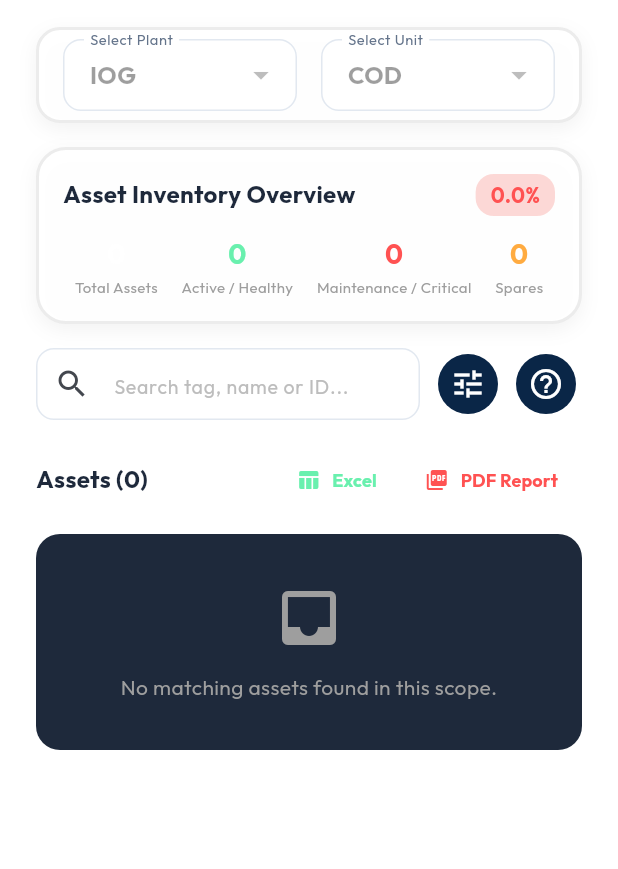
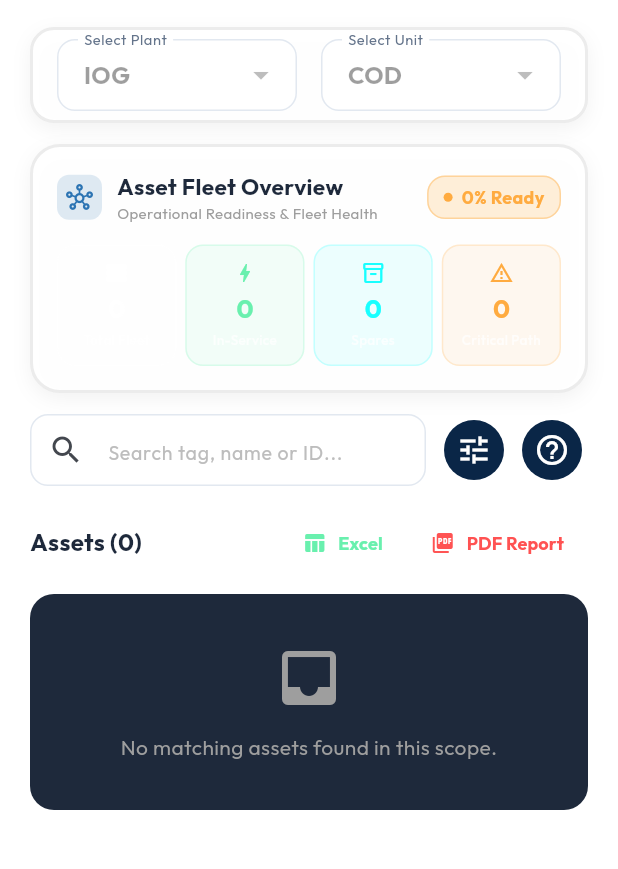
Before and after one commit to aswathcp/assetpulse-pro, a Flutter app: the AssetsTab screen opened directly, on a phone screen of 412 x 824 dp, the part 69-938 px from its top. Run offline on Flutter 3.47's test engine with Material 3 defaults, Android fonts, the phone set to English and light mode, and no system bars; drawn by our look-alikes of flutter_animate; our stand-ins replace cloud_firestore, file_picker, firebase_auth, firebase_core, fl_chart, geolocator and 8 more; missing offline and left inert: dart:html, excel, mobile_scanner, nfc_manager, nfc_manager_ndef; accounts and stored records are empty.

Commit message:
feat(assets): optimize fleet overview card metrics, fix replace-with-spare dropdown overflow, and eliminate nested ListView scrolling

```diff
--- a/lib/core/services/firestore_service.dart
+++ b/lib/core/services/firestore_service.dart
@@ -342,16 +342,22 @@ class FirestoreService {
     if (masterEquipmentId.isEmpty) return const Stream.empty();
     return _db.collection('fault_logs')
         .where('masterEquipmentId', isEqualTo: masterEquipmentId)
-        .orderBy('reportedAt', descending: true)
         .snapshots()
-        .map((s) => s.docs.map((d) => FaultLogModel.fromMap(d.data(), d.id)).toList());
+        .map((s) {
+          final list = s.docs.map((d) => FaultLogModel.fromMap(d.data(), d.id)).toList();
+          list.sort((a, b) => b.reportedAt.compareTo(a.reportedAt));
+          return list;
+        });
   }
 
   Stream<List<FaultLogModel>> getAllFaultLogsStream() {
     return _db.collection('fault_logs')
-        .orderBy('reportedAt', descending: true)
         .snapshots()
-        .map((s) => s.docs.map((d) => FaultLogModel.fromMap(d.data(), d.id)).toList());
+        .map((s) {
+          final list = s.docs.map((d) => FaultLogModel.fromMap(d.data(), d.id)).toList();
+          list.sort((a, b) => b.reportedAt.compareTo(a.reportedAt));
+          return list;
+        });
   }
 
   // Generic Batch Save for Bulk Upload
--- a/lib/features/assets/presentation/pages/asset_detail_page.dart
+++ b/lib/features/assets/presentation/pages/asset_detail_page.dart
@@ -972,10 +972,15 @@ class _AssetDetailPageState extends State<AssetDetailPage> {
                       style: TextStyle(color: Theme.of(context).colorScheme.onSurfaceVariant, fontSize: 13)),
                   const SizedBox(height: 16),
                   DropdownButtonFormField<AssetModel>(
+                    isExpanded: true,
                     dropdownColor: Theme.of(context).colorScheme.surface,
                     value: selectedSpare,
                     style: TextStyle(color: Theme.of(context).colorScheme.onSurface),
-                    decoration: const InputDecoration(labelText: 'Select Spare Asset', border: OutlineInputBorder()),
+                    decoration: const InputDecoration(
+                      labelText: 'Select Spare Asset',
+                      border: OutlineInputBorder(),
+                      contentPadding: EdgeInsets.symmetric(horizontal: 12, vertical: 14),
+                    ),
                     items: spares.map((s) {
                       final isDirectMatch = s.applicableParentEquipmentIds?.contains(asset.masterEquipmentId) ?? false;
                       return DropdownMenuItem<AssetModel>(
@@ -983,10 +988,21 @@ class _AssetDetailPageState extends State<AssetDetailPage> {
                         child: Text(
                           '${s.tagNo} - ${s.name} ${isDirectMatch ? "⭐ [Assigned Spare]" : ""}',
                           overflow: TextOverflow.ellipsis,
+                          maxLines: 1,
                           style: TextStyle(fontWeight: isDirectMatch ? FontWeight.bold : FontWeight.normal, fontSize: 12),
                         ),
                       );
                     }).toList(),
+                    selectedItemBuilder: (context) {
+                      return spares.map((s) {
+                        return Text(
+                          '${s.tagNo} - ${s.name}',
+                          overflow: TextOverflow.ellipsis,
+                          maxLines: 1,
+                          style: const TextStyle(fontSize: 12, fontWeight: FontWeight.bold),
+                        );
+                      }).toList();
+                    },
                     onChanged: (v) {
                       setDialogState(() {
                         selectedSpare = v;
--- a/lib/features/assets/presentation/pages/assets_tab.dart
+++ b/lib/features/assets/presentation/pages/assets_tab.dart
@@ -299,12 +299,13 @@ class _AssetsTabState extends State<AssetsTab> {
     );
   }
 
-  // --- KPI STATS ---
+  // --- ASSET FLEET OPERATIONAL METRICS (ISO 55000) ---
   int get _totalAssets => _assets.length;
   int get _activeCount => _assets.where((a) => a.status == AssetStatus.active).length;
-  int get _maintenanceCount => _assets.where((a) => a.status == AssetStatus.underMaintenance || a.isCritical).length;
   int get _spareCount => _assets.where((a) => a.status == AssetStatus.spare).length;
-  double get _activeRate => _totalAssets == 0 ? 0.0 : (_activeCount / _totalAssets) * 100;
+  int get _maintenanceCount => _assets.where((a) => a.status == AssetStatus.underMaintenance).length;
+  int get _criticalCount => _assets.where((a) => a.isCritical).length;
+  double get _fleetReadiness => _totalAssets == 0 ? 0.0 : ((_activeCount + _spareCount) / _totalAssets) * 100;
 
   // --- EXCEL REPORT EXPORT ---
   Future<void> _exportExcelReport() async {
@@ -582,7 +583,7 @@ class _AssetsTabState extends State<AssetsTab> {
         maxWidth: 1320,
         child: SingleChildScrollView(
           physics: const ClampingScrollPhysics(),
-          padding: const EdgeInsets.fromLTRB(24, 8, 24, 70),
+          padding: const EdgeInsets.fromLTRB(20, 8, 20, 24),
           child: Column(
             crossAxisAlignment: CrossAxisAlignment.stretch,
             children: [
@@ -651,47 +652,97 @@ class _AssetsTabState extends State<AssetsTab> {
                   ),
                 ),
               ).animate().fadeIn(duration: 300.ms),
-              const SizedBox(height: 16),
+              const SizedBox(height: 14),
 
-              // 2. Metrics Overview Dashboard Card (Matching Screenshot)
+              // 2. Metrics Overview Dashboard Card (Optimized for Plant Asset Fleet Management)
               GlassContainer(
                 borderRadius: 20,
                 child: Padding(
                   padding: const EdgeInsets.all(16),
                   child: Column(
+                    crossAxisAlignment: CrossAxisAlignment.start,
                     children: [
                       Row(
                         mainAxisAlignment: MainAxisAlignment.spaceBetween,
                         children: [
-                          const Text('Asset Inventory Overview', style: TextStyle(fontWeight: FontWeight.bold, fontSize: 16)),
+                          Row(
+                            children: [
+                              Container(
+                                padding: const EdgeInsets.all(6),
+                                decoration: BoxDecoration(
+                                  color: AppColors.accent.withValues(alpha: 0.15),
+                                  borderRadius: BorderRadius.circular(8),
+                                ),
+                                child: const Icon(Icons.hub_outlined, color: AppColors.accent, size: 18),
+                              ),
+                              const SizedBox(width: 10),
+                              const Column(
+                                crossAxisAlignment: CrossAxisAlignment.start,
+                                children: [
+                                  Text('Asset Fleet Overview', style: TextStyle(fontWeight: FontWeight.bold, fontSize: 15)),
+                                  Text('Operational Readiness & Fleet Health', style: TextStyle(fontSize: 10, color: Colors.grey)),
+                                ],
+                              ),
+                            ],
+                          ),
                           Container(
-                            padding: const EdgeInsets.symmetric(horizontal: 10, vertical: 4),
+                            padding: const EdgeInsets.symmetric(horizontal: 10, vertical: 5),
                             decoration: BoxDecoration(
-                              color: _activeRate >= 80.0 ? Colors.green.withValues(alpha: 0.2) : Colors.red.withValues(alpha: 0.2),
+                              color: _fleetReadiness >= 85.0 ? Colors.green.withValues(alpha: 0.15) : Colors.orange.withValues(alpha: 0.15),
                               borderRadius: BorderRadius.circular(12),
+                              border: Border.all(
+                                color: _fleetReadiness >= 85.0 ? Colors.greenAccent.withValues(alpha: 0.4) : Colors.orangeAccent.withValues(alpha: 0.4),
+                              ),
                             ),
-                            child: Text(
-                              '${_activeRate.toStringAsFixed(1)}%',
-                              style: TextStyle(fontWeight: FontWeight.bold, color: _activeRate >= 80.0 ? Colors.greenAccent : Colors.redAccent),
+                            child: Row(
+                              mainAxisSize: MainAxisSize.min,
+                              children: [
+                                Container(
+                                  width: 6,
+                                  height: 6,
+                                  decoration: BoxDecoration(
+                                    color: _fleetReadiness >= 85.0 ? Colors.greenAccent : Colors.orangeAccent,
+                                    shape: BoxShape.circle,
+                                  ),
+                                ),
+                                const SizedBox(width: 6),
+                                Text(
+                                  '${_fleetReadiness.toStringAsFixed(0)}% Ready',
+                                  style: TextStyle(
+                                    fontWeight: FontWeight.bold,
+                                    fontSize: 12,
+                                    color: _fleetReadiness >= 85.0 ? Colors.greenAccent : Colors.orangeAccent,
+                                  ),
+                                ),
+                              ],
                             ),
                           ),
                         ],
                       ),
-                      const SizedBox(height: 12),
+                      const SizedBox(height: 14),
                       Row(
-                        mainAxisAlignment: MainAxisAlignment.spaceAround,
                         children: [
-                          _buildStatItem('Total Assets', '$_totalAssets', Colors.white),
-                          _buildStatItem('Active / Healthy', '$_activeCount', Colors.greenAccent),
-                          _buildStatItem('Maintenance / Critical', '$_maintenanceCount', Colors.redAccent),
-                          _buildStatItem('Spares', '$_spareCount', Colors.orangeAccent),
+                          Expanded(child: _buildStatItem('Total Fleet', '$_totalAssets', Colors.white, Icons.storage_outlined)),
+                          const SizedBox(width: 6),
+                          Expanded(child: _buildStatItem('In-Service', '$_activeCount', Colors.greenAccent, Icons.bolt_outlined)),
+                          const SizedBox(width: 6),
+                          Expanded(child: _buildStatItem('Spares', '$_spareCount', Colors.cyanAccent, Icons.inventory_2_outlined)),
+                          const SizedBox(width: 6),
+                          Expanded(
+                            child: _buildStatItem(
+                              _maintenanceCount > 0 ? 'Maintenance' : 'Critical Path',
+                              _maintenanceCount > 0 ? '$_maintenanceCount' : '$_criticalCount',
+                              _maintenanceCount > 0 ? Colors.redAccent : Colors.orangeAccent,
+                              _maintenanceCount > 0 ? Icons.build_circle_outlined : Icons.warning_amber_outlined,
+                            ),
+                          ),
                         ],
                       ),
                     ],
                   ),
                 ),
               ).animate().fadeIn(duration: 350.ms),
-              const SizedBox(height: 16),
+              const SizedBox(height: 14),
 
               // 3. Search Bar & Filter [tune] / Help [?] / Settings [gear] Buttons
               Row(
@@ -752,7 +803,7 @@ class _AssetsTabState extends State<AssetsTab> {
                   ],
                 ],
               ).animate().fadeIn(duration: 400.ms),
-              const SizedBox(height: 16),
+              const SizedBox(height: 14),
 
               // 4. Header Row with Title & Excel / PDF Action Buttons (RCCB / Lux Style)
               Row(
@@ -779,9 +830,9 @@ class _AssetsTabState extends State<AssetsTab> {
                   ),
                 ],
               ),
-              const SizedBox(height: 12),
+              const SizedBox(height: 10),
 
-              // 5. Asset Cards List
+              // 5. Asset Cards List (Direct Column without nested ScrollView to prevent overscrolling)
               filtered.isEmpty
                   ? Container(
                       padding: const EdgeInsets.all(32),
@@ -798,12 +849,10 @@ class _AssetsTabState extends State<AssetsTab> {
                         ],
                       ),
                     )
-                  : ListView.builder(
-                      shrinkWrap: true,
-                      physics: const NeverScrollableScrollPhysics(),
-                      itemCount: filtered.length,
-                      itemBuilder: (context, index) {
-                        final asset = filtered[index];
+                  : Column(
+                      children: filtered.asMap().entries.map((entry) {
+                        final index = entry.key;
+                        final asset = entry.value;
                         return AssetCard(
                           asset: asset,
                           onTap: () {
@@ -814,8 +863,8 @@ class _AssetsTabState extends State<AssetsTab> {
                               ),
                             ).then((_) => _fetchAssets());
                           },
-                        ).animate(delay: (index * 30).ms).fadeIn(duration: 300.ms).slideY(begin: 0.08, end: 0);
-                      },
+                        ).animate(delay: (index * 20).ms).fadeIn(duration: 200.ms).slideY(begin: 0.04, end: 0);
+                      }).toList(),
                     ),
             ],
           ),
@@ -1032,13 +1081,36 @@ class _AssetsTabState extends State<AssetsTab> {
     );
   }
 
-  Widget _buildStatItem(String label, String value, Color color) {
-    return Column(
-      children: [
-        Text(value, style: TextStyle(fontSize: 18, fontWeight: FontWeight.bold, color: color)),
-        const SizedBox(height: 2),
-        Text(label, style: const TextStyle(fontSize: 10, color: Colors.grey)),
-      ],
+  Widget _buildStatItem(String label, String value, Color color, IconData icon) {
+    return Container(
+      padding: const EdgeInsets.symmetric(vertical: 10, horizontal: 4),
+      decoration: BoxDecoration(
+        color: color.withValues(alpha: 0.08),
+        borderRadius: BorderRadius.circular(12),
+        border: Border.all(color: color.withValues(alpha: 0.2)),
+      ),
+      child: Column(
+        children: [
+          Icon(icon, color: color, size: 16),
+          const SizedBox(height: 4),
+          Text(
+            value,
+            style: TextStyle(
+              fontSize: 17,
+              fontWeight: FontWeight.bold,
+              color: color,
+            ),
+          ),
+          const SizedBox(height: 2),
+          Text(
+            label,
+            textAlign: TextAlign.center,
+            maxLines: 1,
+            overflow: TextOverflow.ellipsis,
+            style: const TextStyle(fontSize: 9, color: Colors.white70, fontWeight: FontWeight.w500),
+          ),
+        ],
+      ),
     );
   }
 }
```
